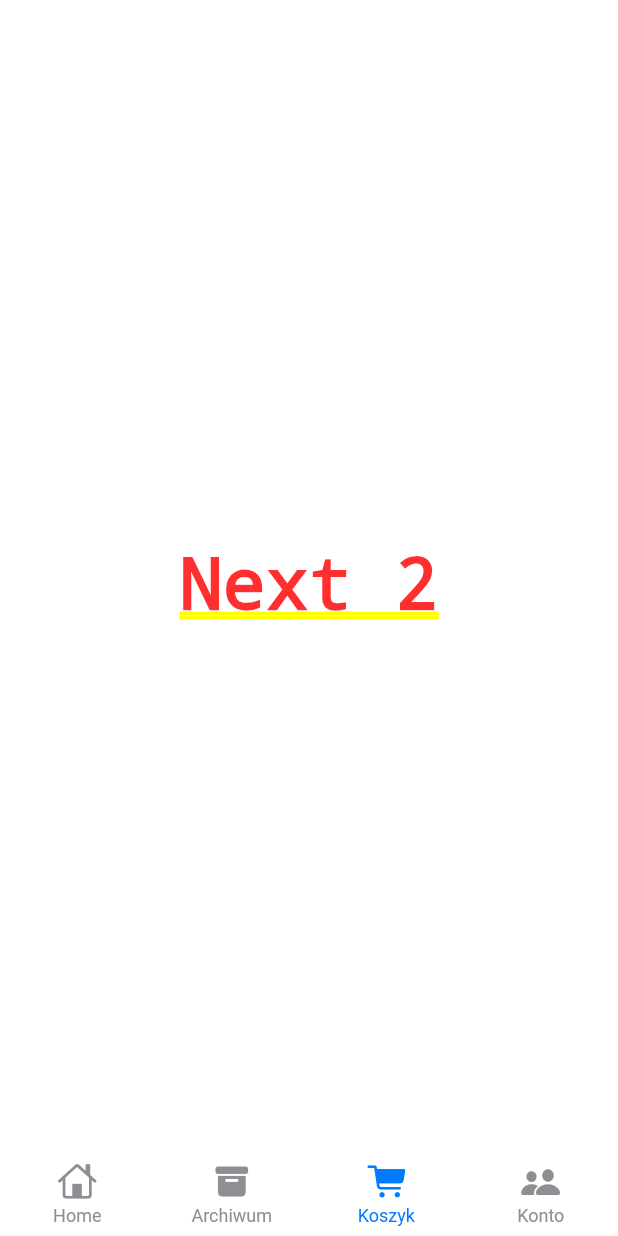
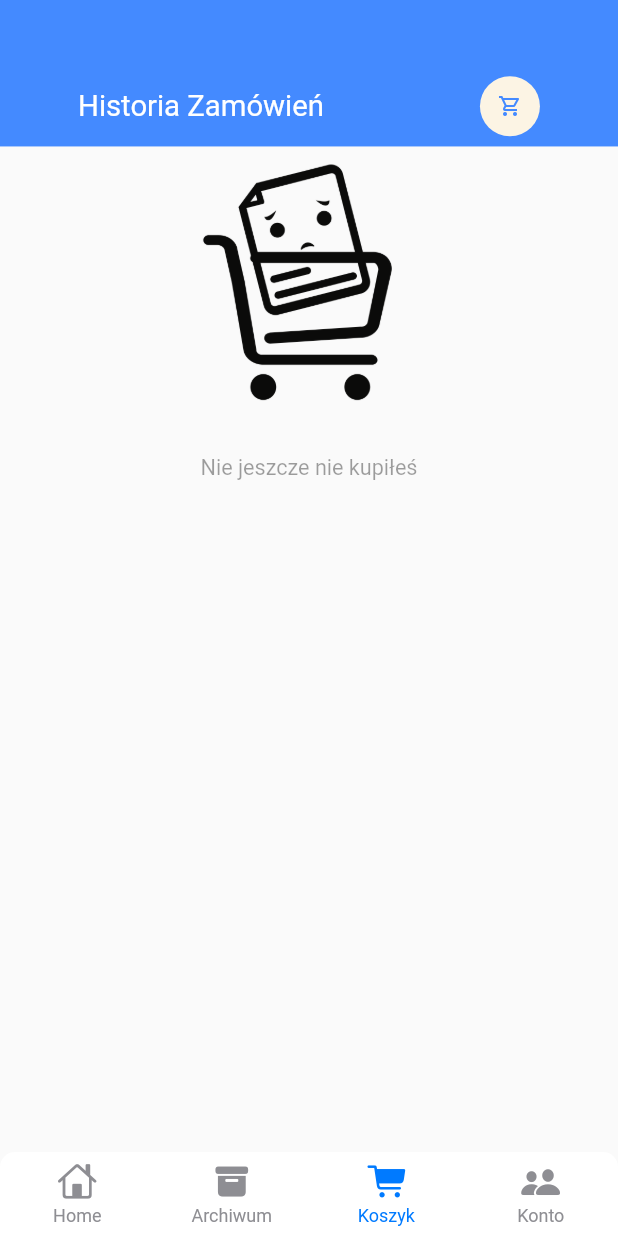
Before and after one commit to Shade644/Breadly-Mobile-App, a Flutter app: the screen it shows after launch, item 3 of the bottom bar chosen, on a phone screen of 412 x 824 dp. Run offline on Flutter 3.47's test engine with Material 2 defaults, Android fonts, the phone set to English and light mode, and no system bars; drawn by our look-alikes of persistent_bottom_nav_bar; our stand-ins replace dots_indicator, get, shared_preferences; network calls fail.

Commit message:
finish cart history and add cart empty page

```diff
--- /dev/null
+++ b/breadly/lib/base/no_date_page.dart
@@ -0,0 +1,34 @@
+import 'package:flutter/material.dart';
+
+class NoDataPage extends StatelessWidget {
+  final String text;
+  final String imagePath;
+  const NoDataPage({Key? key,
+  required this.text,
+  this.imagePath ="assets/images/empty.png"
+  }): super(key: key);
+
+  @override
+  Widget build(BuildContext context) {
+    return Column(
+      mainAxisAlignment: MainAxisAlignment.center,
+      crossAxisAlignment: CrossAxisAlignment.stretch,
+      children: [
+        Image.asset(
+          imagePath,
+          height: MediaQuery.of(context).size.height*0.22,
+          width: MediaQuery.of(context).size.width*0.22,
+        ),
+        SizedBox(height: MediaQuery.of(context).size.height*0.03,),
+        Text(
+          text,
+          style: TextStyle(
+            fontSize: MediaQuery.of(context).size.height*0.0175,
+            color: Theme.of(context).disabledColor
+          ),
+          textAlign: TextAlign.center,
+        )
+      ],
+    );
+  }
+}
--- a/breadly/lib/controllers/cart_controller.dart
+++ b/breadly/lib/controllers/cart_controller.dart
@@ -115,4 +115,20 @@
       _items ={};
       update();
     }
+
+  List<CartModel> getCartHistoryList(){
+    return cartRepo.getCartHistoryList();
   }
+
+
+  set setItems(Map<int, CartModel> setItems){
+    _items = {};
+    _items = setItems;
+  }
+
+  void addToCartList(){
+    cartRepo.addToCartList(getItems);
+    update();
+  }
+
+  }
--- /dev/null
+++ b/breadly/lib/pages/cart/cart_history.dart
@@ -0,0 +1,176 @@
+import 'dart:convert';
+import 'package:breadly/base/no_date_page.dart';
+import 'package:breadly/controllers/cart_controller.dart';
+import 'package:breadly/models/cart_model.dart';
+import 'package:breadly/routes/route_helper.dart';
+import 'package:breadly/utils/app_constants.dart';
+import 'package:breadly/utils/dimensions.dart';
+import 'package:breadly/widgets/Big_text.dart';
+import 'package:breadly/widgets/Small_text.dart';
+import 'package:breadly/widgets/app_icon.dart';
+import 'package:flutter/material.dart';
+import 'package:get/get.dart';
+import 'package:intl/intl.dart';
+
+
+class CartHistory extends StatelessWidget {
+  const CartHistory({super.key});
+
+  @override
+  Widget build(BuildContext context) {
+
+    var getCartHistoryList = Get.find<CartController>()
+      .getCartHistoryList().reversed.toList();
+
+      Map<String, int> cartItemsPerOrder = Map();
+
+  for(int i=0;i<getCartHistoryList.length; i++){
+ if(cartItemsPerOrder.containsKey(getCartHistoryList[i].time)){
+   cartItemsPerOrder.update(getCartHistoryList[i].time!, (value)=>++value);
+   }
+    else{
+      cartItemsPerOrder.putIfAbsent(getCartHistoryList[i].time!,()=>1);
+    }
+  }
+
+  List<int> cartItemsPerOrderToList(){
+  return cartItemsPerOrder.entries.map((e)=>e.value).toList();
+  }
+    List<String> cartOrderTimeToList(){
+  return cartItemsPerOrder.entries.map((e)=>e.key).toList();
+  }
+
+  List<int> itemsPerOrder = cartItemsPerOrderToList();
+  print(itemsPerOrder);
+  var listCounter=0;
+
+  Widget timeWidget (int index){
+    var outputDate = DateTime.now().toString();
+    if(index<getCartHistoryList.length){
+        DateTime parseDate = DateFormat("yyyy-MM-dd HH:mm:ss").parse(getCartHistoryList[listCounter].time!);
+        var inputDate = DateTime.parse(parseDate.toString());
+        var outputFormat = DateFormat("dd.MM.yyyy H:mm");
+        var outputDate =outputFormat.format(inputDate);
+    }
+    return BigText(text: outputDate);
+  }
+    return Scaffold(
+      body: Column(
+        children: [
+          Container(
+            height: Dimensions.height20*5,
+            color: Colors.blueAccent,
+            width: double.maxFinite,
+            padding: EdgeInsets.only(top:Dimensions.height15*3),
+            child: Row(
+              mainAxisAlignment: MainAxisAlignment.spaceAround,
+              children: [
+                BigText(text: "Historia Zamówień",color: Colors.white,),
+                AppIcon(icon: Icons.shopping_cart_outlined,
+                 iconColor: Colors.blueAccent,
+                 ),
+            ],)
+          ),
+          GetBuilder<CartController>(builder: (_cartController){
+            return _cartController.getCartHistoryList().length>0?
+              Expanded(
+              child: Container(
+                margin: EdgeInsets.only(
+                  top:Dimensions.height20,
+                  left: Dimensions.width20,
+                  right: Dimensions.width20,
+                ),
+                child: MediaQuery.removePadding(
+                  removeTop: true,
+                  context: context,
+                  child: ListView(
+                    children: [
+                    for(int i=0; i<itemsPerOrder.length;i++)
+                    Container(
+                      height: Dimensions.height20*6,
+                      margin: EdgeInsets.only(bottom: Dimensions.height20),
+                      child:Column(
+                        crossAxisAlignment: CrossAxisAlignment.start,
+                        children: [
+                          timeWidget(listCounter),
+                          // BigText(text: getCartHistoryList[listCounter].time!),
+                          SizedBox(height: Dimensions.height10,),
+                          Row(
+                            mainAxisAlignment: MainAxisAlignment.spaceBetween,
+                            children: [
+                              Wrap(
+                                direction: Axis.horizontal,
+                                children: List.generate(itemsPerOrder[i], (index){
+                                  if(listCounter<getCartHistoryList.length){
+                                    listCounter++;
+                                  }
+                                  return index<=2?
+                                    Container(
+                                      height: Dimensions.height20*4,
+                                      width: Dimensions.height20*4,
+                                      margin: EdgeInsets.only(
+                                        right: Dimensions.width10/2
+                                      ),
+                                      decoration: BoxDecoration(
+                                        borderRadius: BorderRadius.circular(Dimensions.radius15/2),
+                                        image: DecorationImage(
+                                          fit:BoxFit.cover,
+                                        image: NetworkImage(
+                                          AppConstants.BASE_URL+AppConstants.UPLOUD_URL+getCartHistoryList[listCounter-1].img!
+                                        )
+                                      ),
+                                      ),
+                                    ):Container();
+                                })
+                              ),
+                              Container(
+                                height: Dimensions.height20*4,
+                                child: Column(
+                                  mainAxisAlignment: MainAxisAlignment.spaceEvenly,
+                                  crossAxisAlignment: CrossAxisAlignment.end,
+                                  children: [
+                                    SmallText(text: "Zakupiono"),
+                                    BigText(text: itemsPerOrder[i].toString()+" Items"),
+                                    GestureDetector(
+                                      onTap: (){
+                                        var orderTime = cartOrderTimeToList();
+                                        Map<int, CartModel> moreOrder ={};
+                                        for(int j=0; j<getCartHistoryList.length; j++){
+                                          if(getCartHistoryList[j].time == orderTime[i]){
+                                            moreOrder.putIfAbsent(getCartHistoryList[j].id!, () =>
+                                            CartModel.fromJson(jsonDecode(jsonEncode(getCartHistoryList[j]))),
+                                            );
+                                          }
+                                        }
+                                        Get.find<CartController>().setItems = moreOrder;
+                                        Get.find<CartController>().addToCartList();
+                                        Get.toNamed(RouteHelper.getCartPage());
+                                      },
+                                      child: Container(
+                                        padding: EdgeInsets.symmetric(
+                                          horizontal: Dimensions.width10,
+                                          vertical: Dimensions.height10/2,
+                                        ),
+                                        decoration: BoxDecoration(
+                                          borderRadius: BorderRadius.circular(Dimensions.radius15/3),
+                                          border: Border.all(width: 1,color: Colors.blueAccent),
+                                        ),
+                                        child: SmallText(text: "Zamów Ponownie",color: Colors.blueAccent,)
+                                      ),
+                                    )
+                                ]),
+                              )
+                            ],)
+                        ],
+                      ),
+                    )
+                    ],
+                  ),
+                ),
+              ),
+            ):NoDataPage(text: "Nie jeszcze nie kupiłeś");
+                      })
+      ],)
+    );
+  }
+}
--- a/breadly/lib/pages/home/home_page.dart
+++ b/breadly/lib/pages/home/home_page.dart
@@ -1,3 +1,4 @@
+import 'package:breadly/pages/cart/cart_history.dart';
 import 'package:breadly/pages/home/main_page.dart';
 import 'package:flutter/cupertino.dart';
 import 'package:flutter/material.dart';
@@ -32,9 +33,7 @@
       Container(
         child: Center(child: Text("Next")),
       ),
-      Container(
-        child: Center(child: Text("Next 2")),
-      ),
+      CartHistory(),
       Container(
         child: Center(child: Text("Next 3")),
       ),
--- a/breadly/pubspec.yaml
+++ b/breadly/pubspec.yaml
@@ -39,6 +39,7 @@
   get: ^4.6.5
   persistent_bottom_nav_bar: ^5.0.2
   shared_preferences: ^2.2.2
+  intl: ^0.18.1
 
 dev_dependencies:
   flutter_test:
```
Also changed, not shown: breadly/lib/pages/cart/cart_page.dart (+16 -3 lines), breadly/assets/images/empty.png (added), breadly/pubspec.lock.
